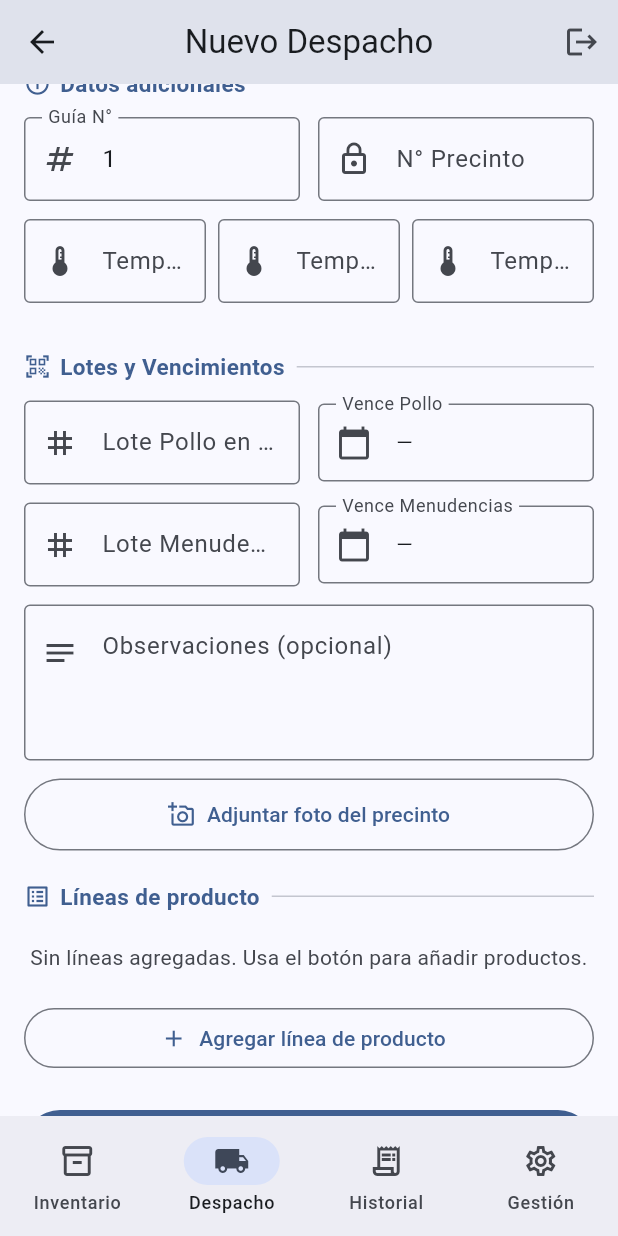
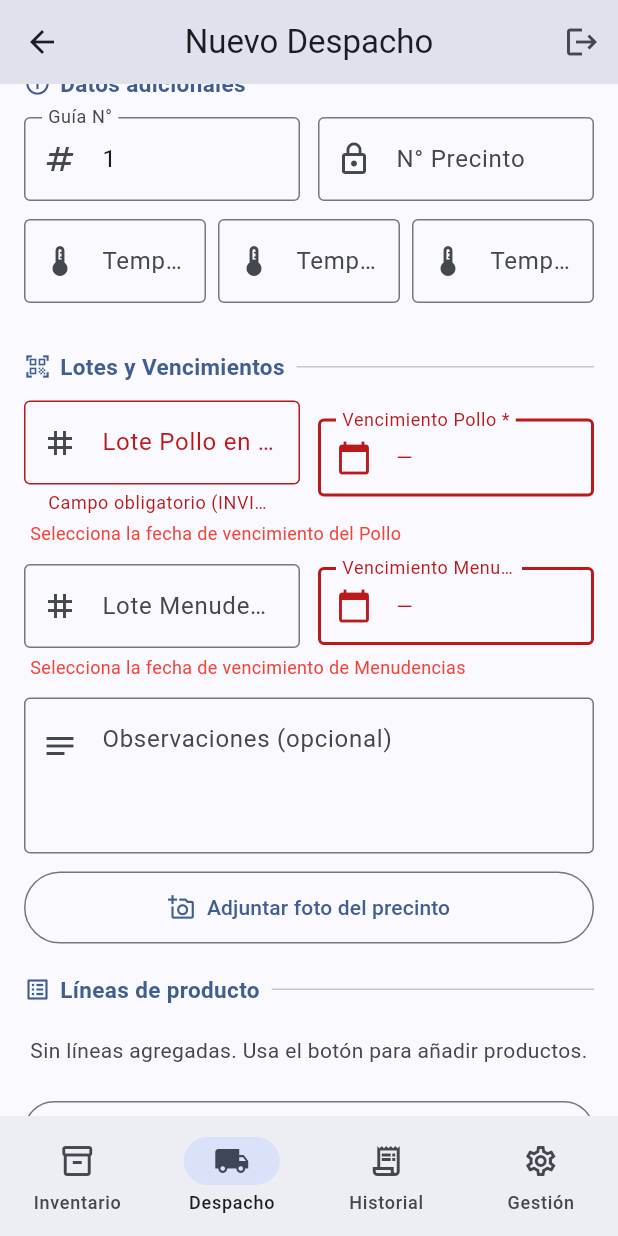
Before and after one commit to datosbeneficio/inventario-cf, a Flutter app: the SupervisorHome screen opened directly, item 2 of the bottom bar chosen, scrolled down 437 dp, after a tap on "Confirmar Despacho", on a phone screen of 412 x 824 dp. Run offline on Flutter 3.47's test engine with Material 3 defaults, Android fonts, the phone set to English and light mode, and no system bars; our stand-ins replace cloud_firestore, firebase_core, firebase_storage, fl_chart, image_picker, pdf and 1 more; accounts and stored records are empty; statements that could not run were skipped.

Commit message:
feat: campos de lote y vencimiento obligatorios (requerimiento INVIMA)
- Lote Pollo en Canal y Lote Menudencias: validator requerido con mensaje INVIMA
- Vencimiento Pollo y Vencimiento Menudencias: validacion en _confirmar() con borde rojo y mensaje de error visible
- _mostrarErrorVenc activa el feedback visual al intentar confirmar sin fecha
- Modelo: lotePollo y loteMenudencias siempre se serializan en toMap

Co-Authored-By: Claude Sonnet 4.6 <noreply@anthropic.com>

```diff
--- a/lib/models/despacho.dart
+++ b/lib/models/despacho.dart
@@ -114,6 +114,8 @@ class Despacho {
     this.vencimientoPollo,
     this.loteMenudencias = '',
     this.vencimientoMenudencias,
+    // Nota: en el formulario estos campos son obligatorios (INVIMA).
+    // Los defaults vacíos/null solo aplican a documentos históricos.
     required this.lineas,
     required this.timestamp,
     this.precintoFotoUrl,
@@ -187,10 +189,10 @@ class Despacho {
         'tempCanal': tempCanal,
         'tempMenudencias': tempMenudencias,
         'tempPreEnfriamiento': tempPreEnfriamiento,
-        if (lotePollo.isNotEmpty) 'lotePollo': lotePollo,
+        'lotePollo': lotePollo,
         if (vencimientoPollo != null)
           'vencimientoPollo': Timestamp.fromDate(vencimientoPollo!),
-        if (loteMenudencias.isNotEmpty) 'loteMenudencias': loteMenudencias,
+        'loteMenudencias': loteMenudencias,
         if (vencimientoMenudencias != null)
           'vencimientoMenudencias': Timestamp.fromDate(vencimientoMenudencias!),
         'lineas': lineas.map((l) => l.toMap()).toList(),
--- a/lib/screens/supervisor/nuevo_despacho_screen.dart
+++ b/lib/screens/supervisor/nuevo_despacho_screen.dart
@@ -60,6 +60,8 @@ class _NuevoDespachoScreenState extends State<NuevoDespachoScreen> {
   bool _submitting = false;
   bool _despachado = false;
   Despacho? _ultimoDespacho;
+  /// Se activa al intentar confirmar sin fechas de vencimiento seleccionadas.
+  bool _mostrarErrorVenc = false;
 
   // ── Lifecycle ────────────────────────────────────────────────────────────
 
@@ -124,6 +126,7 @@ class _NuevoDespachoScreenState extends State<NuevoDespachoScreen> {
       _loteMenudCtrl.clear();
       _vencimientoPollo = null;
       _vencimientoMenudencias = null;
+      _mostrarErrorVenc = false;
       _fotoBytes = null;
       _fotoExt = 'jpg';
       _lineas.clear();
@@ -216,7 +219,15 @@ class _NuevoDespachoScreenState extends State<NuevoDespachoScreen> {
   // ── Confirmar ─────────────────────────────────────────────────────────────
 
   Future<void> _confirmar() async {
-    if (!_formKey.currentState!.validate()) return;
+    // Validar fechas de vencimiento (no participan en el Form)
+    final faltanVenc =
+        _vencimientoPollo == null || _vencimientoMenudencias == null;
+    if (faltanVenc) {
+      setState(() => _mostrarErrorVenc = true);
+    }
+
+    if (!_formKey.currentState!.validate() || faltanVenc) return;
+
     if (_vehiculo == null) {
       _showError('Selecciona un vehículo');
       return;
@@ -613,23 +624,35 @@ class _NuevoDespachoScreenState extends State<NuevoDespachoScreen> {
                           controller: _lotePolloCtrl,
                           textCapitalization: TextCapitalization.characters,
                           decoration: const InputDecoration(
-                            labelText: 'Lote Pollo en Canal',
+                            labelText: 'Lote Pollo en Canal *',
                             border: OutlineInputBorder(),
                             prefixIcon: Icon(Icons.tag),
                           ),
+                          validator: (v) => (v == null || v.trim().isEmpty)
+                              ? 'Campo obligatorio (INVIMA)'
+                              : null,
                         ),
                       ),
                       const SizedBox(width: 12),
                       Expanded(
                         child: _DateField(
-                          label: 'Vence Pollo',
+                          label: 'Vencimiento Pollo *',
                           date: _vencimientoPollo,
                           onPicked: (d) =>
                               setState(() => _vencimientoPollo = d),
-                          nullable: true,
+                          hasError: _mostrarErrorVenc &&
+                              _vencimientoPollo == null,
                         ),
                       ),
                     ]),
+                    if (_mostrarErrorVenc && _vencimientoPollo == null)
+                      const Padding(
+                        padding: EdgeInsets.only(top: 4, left: 4),
+                        child: Text(
+                          'Selecciona la fecha de vencimiento del Pollo',
+                          style: TextStyle(color: Colors.red, fontSize: 12),
+                        ),
+                      ),
                     const SizedBox(height: 12),
 
                     // Menudencias
@@ -639,23 +662,35 @@ class _NuevoDespachoScreenState extends State<NuevoDespachoScreen> {
                           controller: _loteMenudCtrl,
                           textCapitalization: TextCapitalization.characters,
                           decoration: const InputDecoration(
-                            labelText: 'Lote Menudencias',
+                            labelText: 'Lote Menudencias *',
                             border: OutlineInputBorder(),
                             prefixIcon: Icon(Icons.tag),
                           ),
+                          validator: (v) => (v == null || v.trim().isEmpty)
+                              ? 'Campo obligatorio (INVIMA)'
+                              : null,
                         ),
                       ),
                       const SizedBox(width: 12),
                       Expanded(
                         child: _DateField(
-                          label: 'Vence Menudencias',
+                          label: 'Vencimiento Menudencias *',
                           date: _vencimientoMenudencias,
                           onPicked: (d) =>
                               setState(() => _vencimientoMenudencias = d),
-                          nullable: true,
+                          hasError: _mostrarErrorVenc &&
+                              _vencimientoMenudencias == null,
                         ),
                       ),
                     ]),
+                    if (_mostrarErrorVenc && _vencimientoMenudencias == null)
+                      const Padding(
+                        padding: EdgeInsets.only(top: 4, left: 4),
+                        child: Text(
+                          'Selecciona la fecha de vencimiento de Menudencias',
+                          style: TextStyle(color: Colors.red, fontSize: 12),
+                        ),
+                      ),
                     const SizedBox(height: 12),
 
                     // ── Observaciones ─────────────────────────────────
@@ -1365,17 +1400,18 @@ class _DateField extends StatelessWidget {
   final String label;
   final DateTime? date;
   final void Function(DateTime) onPicked;
-  /// Si true, la fecha es opcional y puede ser null (muestra placeholder).
-  final bool nullable;
+  /// Cuando true muestra borde y texto en rojo (validación fallida).
+  final bool hasError;
   const _DateField({
     required this.label,
     required this.date,
     required this.onPicked,
-    this.nullable = false,
+    this.hasError = false,
   });
 
   @override
   Widget build(BuildContext context) {
+    final errorColor = Theme.of(context).colorScheme.error;
     return InkWell(
       onTap: () async {
         final d = await showDatePicker(
@@ -1390,10 +1426,19 @@ class _DateField extends StatelessWidget {
         decoration: InputDecoration(
           labelText: label,
           border: const OutlineInputBorder(),
-          prefixIcon: const Icon(Icons.calendar_today),
+          enabledBorder: hasError
+              ? OutlineInputBorder(
+                  borderSide: BorderSide(color: errorColor, width: 2))
+              : const OutlineInputBorder(),
+          labelStyle: hasError ? TextStyle(color: errorColor) : null,
+          prefixIcon: Icon(Icons.calendar_today,
+              color: hasError ? errorColor : null),
         ),
         child: Text(
-          date != null ? formatDate(date!) : (nullable ? '—' : ''),
+          date != null ? formatDate(date!) : '—',
+          style: hasError && date == null
+              ? TextStyle(color: errorColor)
+              : null,
         ),
       ),
     );
```
